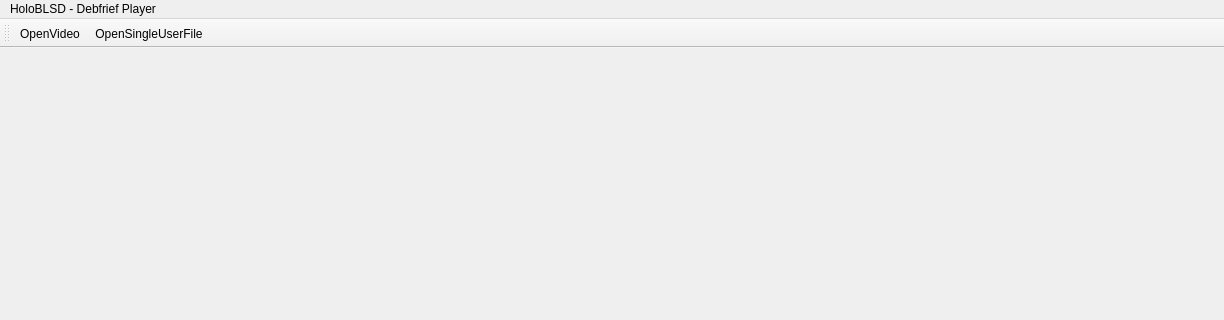
Old version of the form HoloBLSD-Debrief_Player/V2/HoloBLSD-DebriefVideoPlayer/mainwindow.ui in the repository PlayDifferent90/HoloBLSD-Player; both pictures show x 0 to 1224 and y 0 to 320 of the 1224 by 722 pixel window.
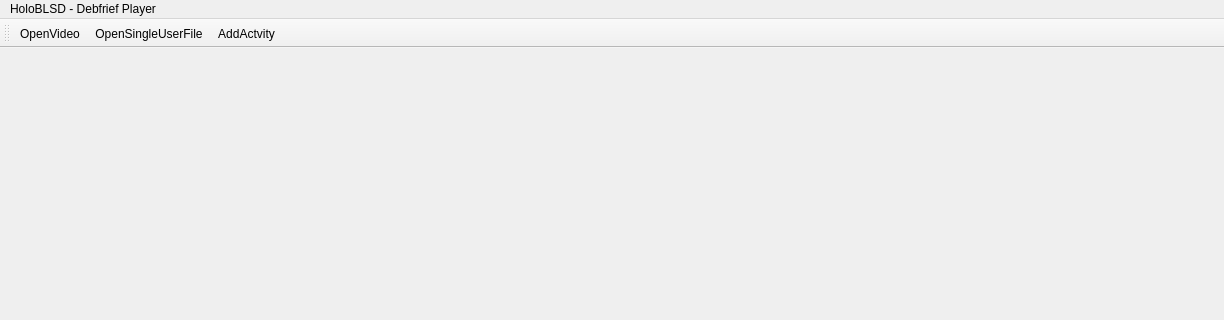
New version of the form.

```diff
--- a/HoloBLSD-Debrief_Player/V2/HoloBLSD-DebriefVideoPlayer/mainwindow.ui
+++ b/HoloBLSD-Debrief_Player/V2/HoloBLSD-DebriefVideoPlayer/mainwindow.ui
@@ -45,6 +45,7 @@
    </attribute>
    <addaction name="actionOpenVideo"/>
    <addaction name="actionOpenSingleUserFile"/>
+   <addaction name="actionAddActvity"/>
   </widget>
   <action name="actionOpenVideo">
    <property name="text">
@@ -56,6 +57,11 @@
     <string>OpenSingleUserFile</string>
    </property>
   </action>
+  <action name="actionAddActvity">
+   <property name="text">
+    <string>AddActvity</string>
+   </property>
+  </action>
  </widget>
  <resources/>
  <connections/>
```
